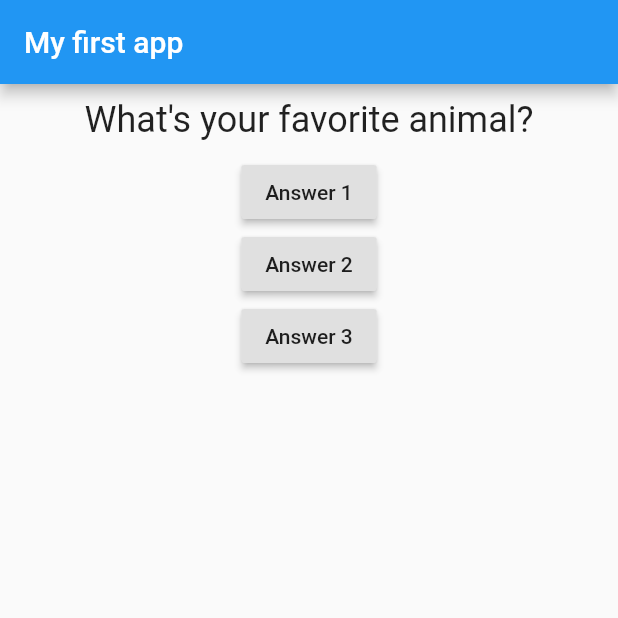
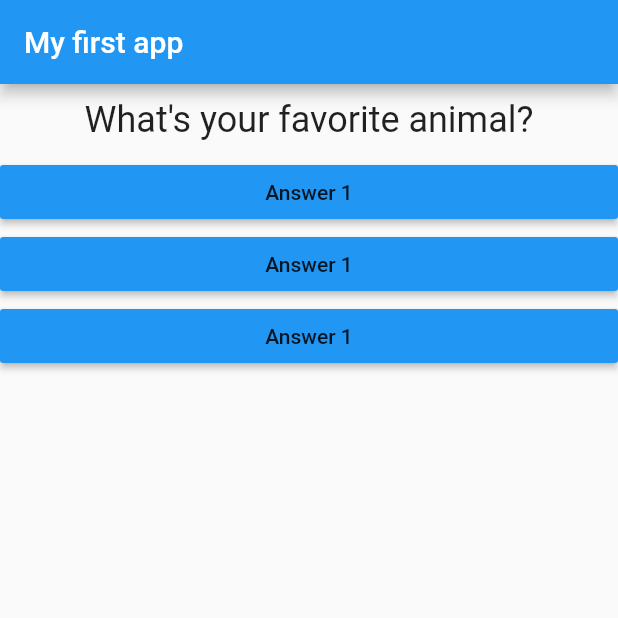
Before and after one commit to nokwin/flutter-udemy, a Flutter app: the screen it shows after launch, after a tap on "Answer 1", on a phone screen of 412 x 824 dp, the top half of it. Run offline on Flutter 3.47's test engine with Material 2 defaults, Android fonts, the phone set to English and light mode, and no system bars.

Commit message:
Added button widget with callback and styles

```diff
--- /dev/null
+++ b/lib/answer.dart
@@ -0,0 +1,19 @@
+import 'package:flutter/material.dart';
+
+class Answer extends StatelessWidget {
+  final Function selectHandler;
+
+  Answer(this.selectHandler);
+
+  @override
+  Widget build(BuildContext context) {
+    return Container(
+      width: double.infinity,
+      child: RaisedButton(
+        color: Colors.blue,
+        onPressed: selectHandler,
+        child: Text('Answer 1'),
+      ),
+    );
+  }
+}
--- a/lib/main.dart
+++ b/lib/main.dart
@@ -1,6 +1,7 @@
 import 'package:flutter/material.dart';
 
 import './question.dart';
+import './answer.dart';
 
 void main() {
   runApp(MyApp());
@@ -14,7 +15,7 @@ class MyApp extends StatefulWidget {
 class _MyAppState extends State<MyApp> {
   var _questionIndex = 0;
 
-  void answerQuestion() {
+  void _answerQuestion() {
     setState(() {
       _questionIndex = _questionIndex + 1;
     });
@@ -34,9 +35,9 @@ class _MyAppState extends State<MyApp> {
         body: Column(
           children: <Widget>[
             Question(questions[_questionIndex]),
-            RaisedButton(onPressed: answerQuestion, child: Text('Answer 1')),
-            RaisedButton(onPressed: answerQuestion, child: Text('Answer 2')),
-            RaisedButton(onPressed: answerQuestion, child: Text('Answer 3')),
+            Answer(_answerQuestion),
+            Answer(_answerQuestion),
+            Answer(_answerQuestion),
           ],
         ),
       ),
```
